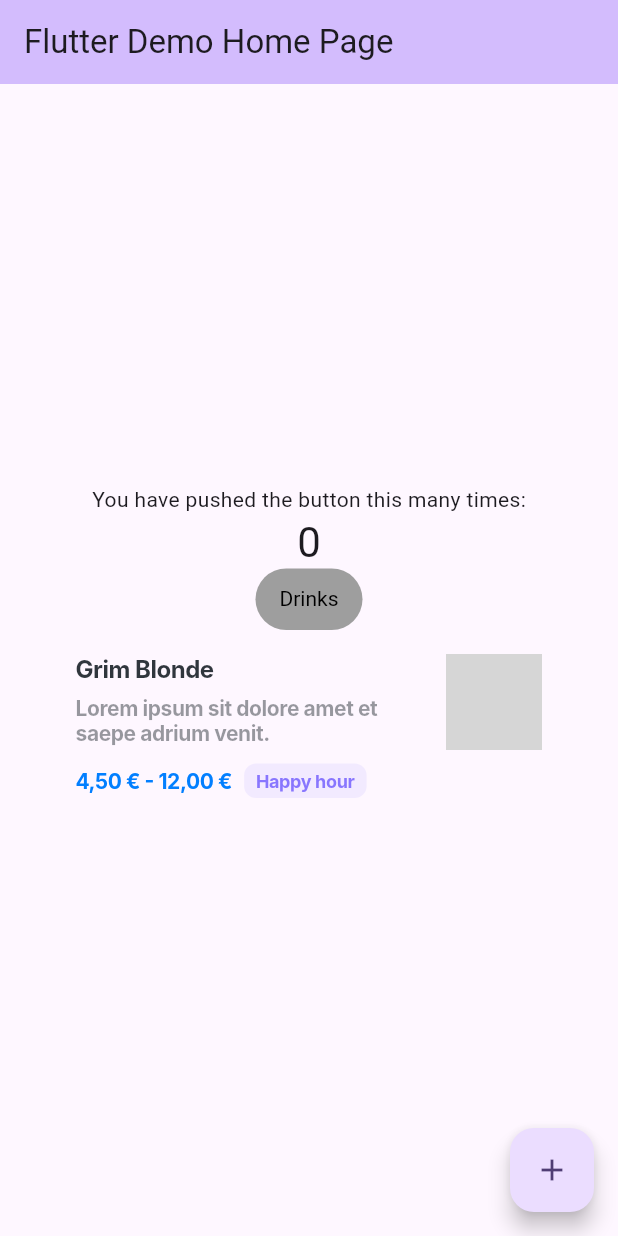
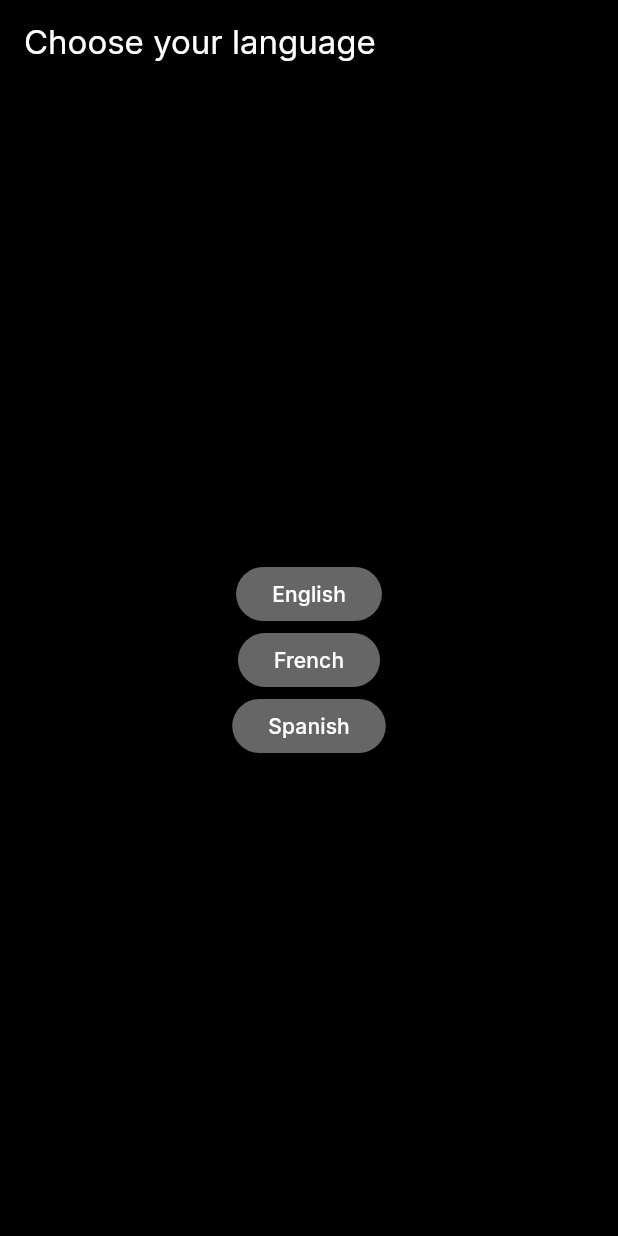
Before and after one commit to air-menu/flymenu, a Flutter app: the screen it shows after launch, on a phone screen of 412 x 824 dp. Run offline on Flutter 3.47's test engine with Material 3 defaults, Android fonts, the light colour scheme and no system bars; our stand-ins replace firebase_core, flutter_i18n, google_fonts; accounts and stored records are empty; grey boxes are pictures that could not be loaded.

Commit message:
add: traduction et theme

```diff
--- /dev/null
+++ b/assets/flutter_i18n/es.json
@@ -0,0 +1,9 @@
+{
+    "language": {
+        "title": "Idioma",
+        "choose_language": "Elige tu idioma",
+        "french": "Francés",
+        "english": "Inglés",
+        "spanish": "Español"
+    }
+}
--- a/lib/main.dart
+++ b/lib/main.dart
@@ -1,129 +1,61 @@
+import 'package:firebase_core/firebase_core.dart';
+import 'package:flutter/foundation.dart';
 import 'package:flutter/material.dart';
-import 'package:flymenu/Views/Widget/categorie_label.dart';
-import 'package:flymenu/Views/Widget/element_list_widget.dart';
+import 'package:flutter_i18n/flutter_i18n.dart';
+import 'package:flutter_localizations/flutter_localizations.dart';
+import 'package:flymenu/styles.dart';
+import 'package:flymenu/views/settings/language_selection_page.dart';
 
-void main() {
-  runApp(const MyApp());
+  Future<void> main() async {
+
+    runApp(const MainView());
   }
 
-class MyApp extends StatelessWidget {
-  const MyApp({super.key});
+  class MainView extends StatelessWidget {
+    const MainView({super.key});
 
-  // This widget is the root of your application.
     @override
     Widget build(BuildContext context) {
+
       return MaterialApp(
-      title: 'Flutter Demo',
-      theme: ThemeData(
-        // This is the theme of your application.
-        //
-        // TRY THIS: Try running your application with "flutter run". You'll see
-        // the application has a purple toolbar. Then, without quitting the app,
-        // try changing the seedColor in the colorScheme below to Colors.green
-        // and then invoke "hot reload" (save your changes or press the "hot
-        // reload" button in a Flutter-supported IDE, or press "r" if you used
-        // the command line to start the app).
-        //
-        // Notice that the counter didn't reset back to zero; the application
-        // state is not lost during the reload. To reset the state, use hot
-        // restart instead.
-        //
-        // This works for code too, not just values: Most code changes can be
-        // tested with just a hot reload.
-        colorScheme: ColorScheme.fromSeed(seedColor: Colors.deepPurple),
-        useMaterial3: true,
+          localizationsDelegates: [
+            FlutterI18nDelegate(
+              translationLoader: FileTranslationLoader(
+                basePath: "assets/flutter_i18n",
+                fallbackFile: 'en',
+                useCountryCode: false,
               ),
-      home: const MyHomePage(title: 'Flutter Demo Home Page'),
-    );
+              missingTranslationHandler: (key, locale) {
+                if (kDebugMode) {
+                  print('I18n --- Missing Key: $key, '
+                      'languageCode: ${locale?.languageCode}');
+                }
+              },
+            ),
+          GlobalMaterialLocalizations.delegate,
+          GlobalWidgetsLocalizations.delegate,
+          GlobalCupertinoLocalizations.delegate,
+          ],
+          supportedLocales: const [
+            Locale('en'),
+            Locale('es'),
+            Locale('fr'),
+          ],
+          home: const LanguageSelectionPage(),
+          theme: Themes.darkTheme,);
     }
   }
 
-class MyHomePage extends StatefulWidget {
-  const MyHomePage({super.key, required this.title});
+// class MainContentView extends StatefulWidget {
+//   const MainContentView({super.key});
 
-  // This widget is the home page of your application. It is stateful, meaning
-  // that it has a State object (defined below) that contains fields that affect
-  // how it looks.
+//   @override
+//   State<MainContentView> createState() => _MainContentViewState();
+// }
 
-  // This class is the configuration for the state. It holds the values (in this
-  // case the title) provided by the parent (in this case the App widget) and
-  // used by the build method of the State. Fields in a Widget subclass are
-  // always marked "final".
-
-  final String title;
-
-  @override
-  State<MyHomePage> createState() => _MyHomePageState();
-}
-
-class _MyHomePageState extends State<MyHomePage> {
-  int _counter = 0;
-
-  void _incrementCounter() {
-    setState(() {
-      // This call to setState tells the Flutter framework that something has
-      // changed in this State, which causes it to rerun the build method below
-      // so that the display can reflect the updated values. If we changed
-      // _counter without calling setState(), then the build method would not be
-      // called again, and so nothing would appear to happen.
-      _counter++;
-    });
-  }
-
-  @override
-  Widget build(BuildContext context) {
-    // This method is rerun every time setState is called, for instance as done
-    // by the _incrementCounter method above.
-    //
-    // The Flutter framework has been optimized to make rerunning build methods
-    // fast, so that you can just rebuild anything that needs updating rather
-    // than having to individually change instances of widgets.
-    return Scaffold(
-      appBar: AppBar(
-        // TRY THIS: Try changing the color here to a specific color (to
-        // Colors.amber, perhaps?) and trigger a hot reload to see the AppBar
-        // change color while the other colors stay the same.
-        backgroundColor: Theme.of(context).colorScheme.inversePrimary,
-        // Here we take the value from the MyHomePage object that was created by
-        // the App.build method, and use it to set our appbar title.
-        title: Text(widget.title),
-      ),
-      body: Center(
-        // Center is a layout widget. It takes a single child and positions it
-        // in the middle of the parent.
-        child: Column(
-          // Column is also a layout widget. It takes a list of children and
-          // arranges them vertically. By default, it sizes itself to fit its
-          // children horizontally, and tries to be as tall as its parent.
-          //
-          // Column has various properties to control how it sizes itself and
-          // how it positions its children. Here we use mainAxisAlignment to
-          // center the children vertically; the main axis here is the vertical
-          // axis because Columns are vertical (the cross axis would be
-          // horizontal).
-          //
-          // TRY THIS: Invoke "debug painting" (choose the "Toggle Debug Paint"
-          // action in the IDE, or press "p" in the console), to see the
-          // wireframe for each widget.
-          mainAxisAlignment: MainAxisAlignment.center,
-          children: <Widget>[
-            const Text(
-              'You have pushed the button this many times:',
-            ),
-            Text(
-              '$_counter',
-              style: Theme.of(context).textTheme.headlineMedium,
-            ),
-            const CategorieLabel(label: "Drinks"),
-            const ElementListWidget(),
-          ],
-        ),
-      ),
-      floatingActionButton: FloatingActionButton(
-        onPressed: _incrementCounter,
-        tooltip: 'Increment',
-        child: const Icon(Icons.add),
-      ), // This trailing comma makes auto-formatting nicer for build methods.
-    );
-  }
-}
+// class _MainContentViewState extends State<MainContentView> {
+//   @override
+//   Widget build(BuildContext context) {
+//     return const Navbar();
+//   }
+// }
--- /dev/null
+++ b/lib/styles.dart
@@ -0,0 +1,129 @@
+import 'package:flutter/material.dart';
+import 'package:flutter/services.dart';
+import 'package:google_fonts/google_fonts.dart';
+
+class Couleur {
+  static const blue = Color(0xFF217FB4);
+  static const red = Color(0xFFC50909);
+  static const gray = Color(0xFF666666);
+  static const black = Colors.black;
+  static const darkGray = Color(0xFF333333);
+  static const white = Colors.white;
+  static const darkwhite = Color(0xFFE5E5E5);
+}
+
+class Themes {
+  static ThemeData lightTheme = ThemeData(
+    useMaterial3: true,
+    fontFamily: GoogleFonts.inter().fontFamily,
+    textTheme: GoogleFonts.interTextTheme(),
+    colorScheme: const ColorScheme(
+      brightness: Brightness.light,
+      primary: Couleur.black,
+      onPrimary: Couleur.white,
+      secondary: Couleur.blue,
+      onSecondary: Couleur.white,
+      surface: Couleur.gray,
+      onSurface: Couleur.white,
+      background: Couleur.white,
+      onBackground: Couleur.black,
+      error: Couleur.red,
+      onError: Couleur.white,
+    ),
+    scaffoldBackgroundColor: Couleur.white,
+    visualDensity: VisualDensity.comfortable,
+    brightness: Brightness.light,
+    appBarTheme: const AppBarTheme(
+      systemOverlayStyle: SystemUiOverlayStyle.dark,
+      backgroundColor: Couleur.white,
+      foregroundColor: Couleur.black,
+      iconTheme: IconThemeData(color: Color.fromARGB(255, 178, 176, 176)),
+    ),
+    primaryTextTheme: const TextTheme(
+      titleLarge: TextStyle(
+        color: Couleur.darkwhite,
+        fontSize: 20,
+        fontWeight: FontWeight.w600,
+      ),
+    ),
+  );
+
+  static ThemeData darkTheme = ThemeData(
+    useMaterial3: true,
+    fontFamily: GoogleFonts.inter().fontFamily,
+    textTheme: GoogleFonts.interTextTheme(
+      ThemeData(brightness: Brightness.dark).textTheme,
+    ),
+    colorScheme: const ColorScheme(
+      brightness: Brightness.dark,
+      primary: Couleur.white,
+      onPrimary: Couleur.white,
+      secondary: Couleur.blue,
+      onSecondary: Couleur.white,
+      surface: Couleur.gray,
+      onSurface: Couleur.white,
+      background: Couleur.black,
+      onBackground: Couleur.white,
+      error: Couleur.red,
+      onError: Couleur.white,
+    ),
+    scaffoldBackgroundColor: Couleur.black,
+    visualDensity: VisualDensity.comfortable,
+    brightness: Brightness.dark,
+    appBarTheme: const AppBarTheme(
+      systemOverlayStyle: SystemUiOverlayStyle.light,
+      backgroundColor: Couleur.black,
+      foregroundColor: Couleur.white,
+      iconTheme: IconThemeData(
+        color: Color(0xFF808080),
+      ),
+    ),
+  );
+
+  static ThemeData dimTheme = ThemeData(
+    useMaterial3: true,
+    fontFamily: GoogleFonts.inter().fontFamily,
+    textTheme: GoogleFonts.interTextTheme(
+      ThemeData(brightness: Brightness.dark).textTheme,
+    ),
+    colorScheme: const ColorScheme(
+      brightness: Brightness.dark,
+      primary: Couleur.red,
+      onPrimary: Couleur.white,
+      secondary: Couleur.blue,
+      onSecondary: Couleur.white,
+      surface: Couleur.gray,
+      onSurface: Couleur.white,
+      background: Couleur.darkGray,
+      onBackground: Couleur.white,
+      error: Couleur.red,
+      onError: Couleur.white,
+    ),
+    scaffoldBackgroundColor: Couleur.darkGray,
+    visualDensity: VisualDensity.comfortable,
+    brightness: Brightness.dark,
+    appBarTheme: const AppBarTheme(
+      systemOverlayStyle: SystemUiOverlayStyle.dark,
+      backgroundColor: Couleur.darkGray,
+      iconTheme: IconThemeData(color: Couleur.white),
+
+    ),
+  );
+}
+
+extension ThemeExtension on BuildContext {
+  ThemeData get theme => Theme.of(this);
+  TextTheme get font => theme.textTheme;
+  ColorScheme get colour => theme.colorScheme;
+}
+
+(TextTheme, String) buildFonts(bool isTest) {
+  final family = GoogleFonts.inter().fontFamily!;
+  final theme = GoogleFonts.interTextTheme();
+
+  if (isTest) {
+    return (theme, family);
+  }
+
+  return (theme, family);
+}
--- /dev/null
+++ b/lib/views/settings/language_selection_page.dart
@@ -0,0 +1,48 @@
+import 'package:flutter/material.dart';
+import 'package:flutter_i18n/flutter_i18n.dart';
+
+class LanguageSelectionPage extends StatefulWidget {
+  const LanguageSelectionPage({super.key});
+
+  @override
+  State<LanguageSelectionPage> createState() => _LanguageSelectionPageState();
+}
+
+class _LanguageSelectionPageState extends State<LanguageSelectionPage> {
+  @override
+  Widget build(BuildContext context) {
+    return Scaffold(
+      appBar: AppBar(
+        title: Text(FlutterI18n.translate(context, "language.choose_language")),
+      ),
+      body: Center(
+        child: Column(
+          mainAxisAlignment: MainAxisAlignment.center,
+          children: [
+            ElevatedButton(
+              onPressed: () async {
+                await FlutterI18n.refresh(context, const Locale('en'));
+                setState(() {});
+              },
+              child: Text(FlutterI18n.translate(context, "language.english")),
+            ),
+            ElevatedButton(
+              onPressed: () async {
+                await FlutterI18n.refresh(context, const Locale('fr'));
+                setState(() {});
+              },
+              child: Text(FlutterI18n.translate(context, "language.french")),
+            ),
+            ElevatedButton(
+              onPressed: () async {
+                await FlutterI18n.refresh(context, const Locale('es'));
+                setState(() {});
+              },
+              child: Text(FlutterI18n.translate(context, "language.spanish")),
+            ),
+          ],
+        ),
+      ),
+    );
+  }
+}
```
Also changed, not shown: assets/flutter_i18n/en.json (added, +9 -0 lines), assets/flutter_i18n/fr.json (added, +9 -0 lines), pubspec.yaml (+11 -1 lines), pubspec.lock, 3 other files. Lines whose indentation alone changed are shown as unchanged.
